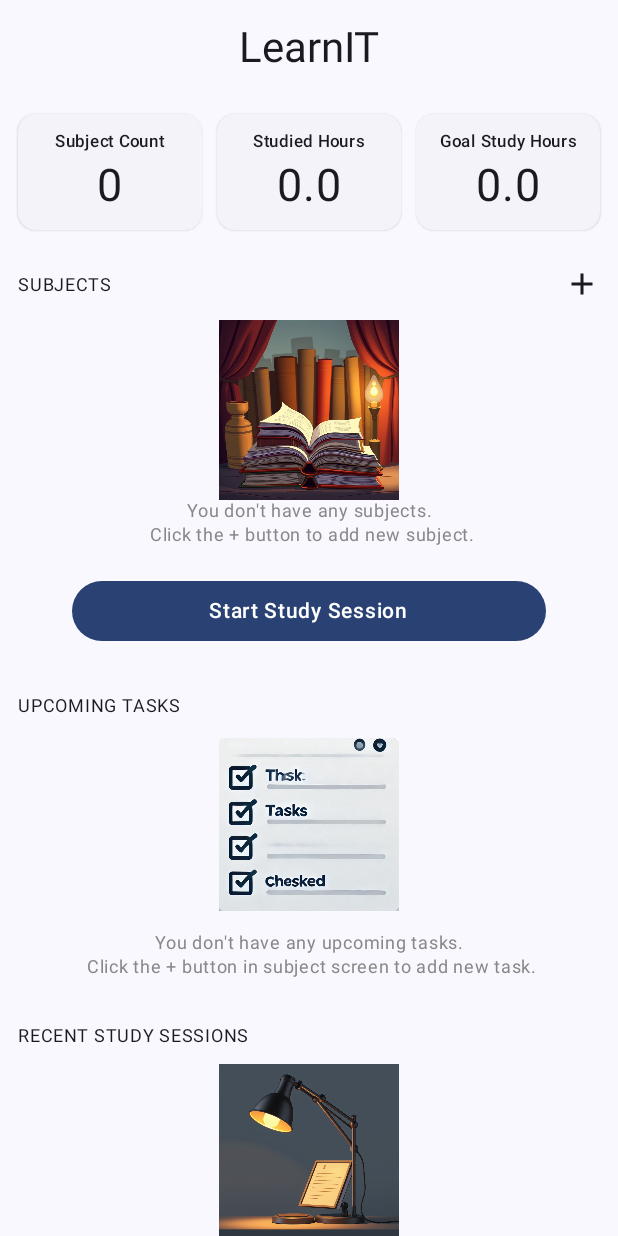
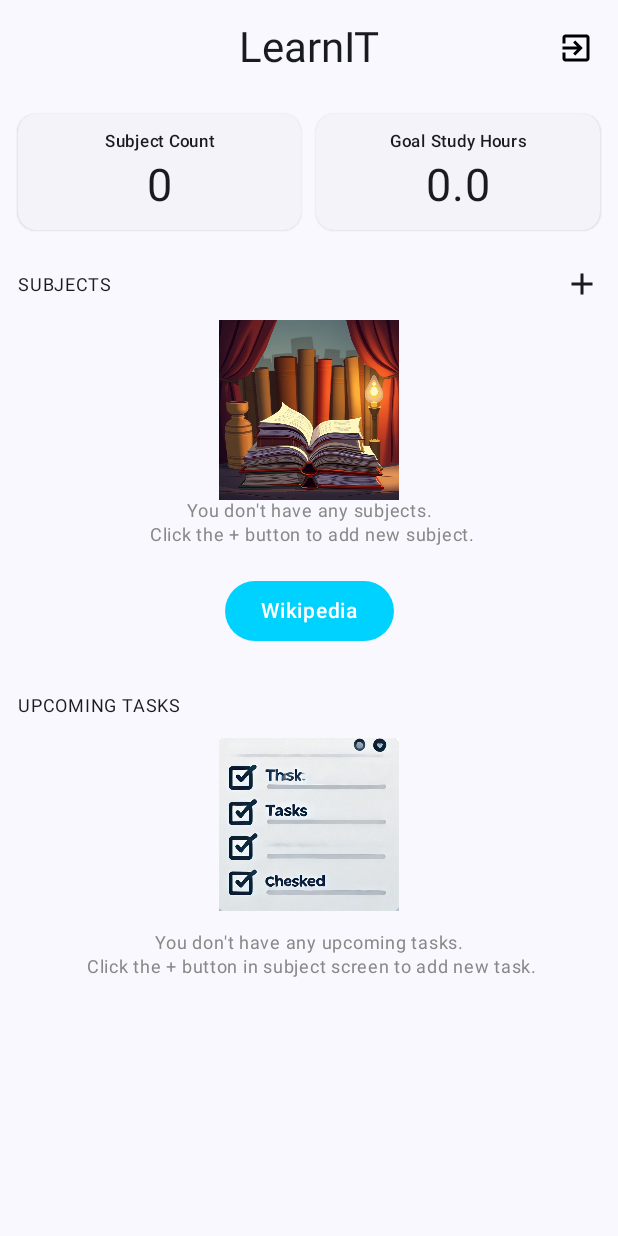
Before and after one commit to Lashman-singh/learnit-app, an Android app built with Jetpack Compose: the composable DashboardScreenRoute shown on its own in the app's theme, on a phone screen of 412 x 824 dp. Run offline under Robolectric (Android 15) with nearby library versions, the light colour scheme and no system bars; our stand-ins replace Dagger/Hilt's generated code, Firebase (no records; nobody signed in at launch, a user with empty details on screens opened directly), Room's generated code; 6 statements that could not run were skipped.

Commit message:
Updated Wikipedia button and remvoed session

```diff
--- a/app/src/main/java/np/com/lashman/learnit/presentation/dashboard/DashboardScreen.kt
+++ b/app/src/main/java/np/com/lashman/learnit/presentation/dashboard/DashboardScreen.kt
@@ -17,7 +17,9 @@ import androidx.compose.foundation.lazy.LazyRow
 import androidx.compose.foundation.lazy.items
 import androidx.compose.material.icons.Icons
 import androidx.compose.material.icons.filled.Add
+import androidx.compose.material.icons.filled.ExitToApp
 import androidx.compose.material3.Button
+import androidx.compose.material3.ButtonDefaults
 import androidx.compose.material3.CenterAlignedTopAppBar
 import androidx.compose.material3.ExperimentalMaterial3Api
 import androidx.compose.material3.Icon
@@ -42,6 +44,7 @@ import androidx.compose.ui.text.style.TextAlign
 import androidx.compose.ui.unit.dp
 import androidx.hilt.navigation.compose.hiltViewModel
 import androidx.lifecycle.compose.collectAsStateWithLifecycle
+import com.google.firebase.auth.FirebaseAuth
 import np.com.lashman.learnit.presentation.subject.SubjectScreenNavArgs
 import np.com.lashman.learnit.presentation.task.TaskScreenNavArgs
 import np.com.lashman.learnit.util.SnackbarEvent
@@ -60,9 +63,12 @@ import np.com.lashman.learnit.presentation.components.DeleteDialog
 import np.com.lashman.learnit.presentation.components.SubjectCard
 import np.com.lashman.learnit.presentation.components.studySessionsList
 import np.com.lashman.learnit.presentation.components.tasksList
+import np.com.lashman.learnit.presentation.destinations.DashboardScreenRouteDestination
 import np.com.lashman.learnit.presentation.destinations.SessionScreenRouteDestination
+import np.com.lashman.learnit.presentation.destinations.SignInScreenDestination
 import np.com.lashman.learnit.presentation.destinations.SubjectScreenRouteDestination
 import np.com.lashman.learnit.presentation.destinations.TaskScreenRouteDestination
+import np.com.lashman.learnit.presentation.destinations.WikipediaScreenDestination
 
 @RootNavGraph(start = true)
 @Destination
@@ -70,7 +76,13 @@ import np.com.lashman.learnit.presentation.destinations.TaskScreenRouteDestinati
 fun DashboardScreenRoute(
     navigator: DestinationsNavigator
 ) {
+    val auth = FirebaseAuth.getInstance()
+    val currentUser = auth.currentUser
 
+    if (currentUser == null) {
+        // If user is not authenticated, navigate to Sign-In screen
+        navigator.navigate(SignInScreenDestination())
+    } else {
         val viewModel: DashboardViewModel = hiltViewModel()
         val state by viewModel.state.collectAsStateWithLifecycle()
         val tasks by viewModel.tasks.collectAsStateWithLifecycle()
@@ -79,9 +91,14 @@ fun DashboardScreenRoute(
         DashboardScreen(
             state = state,
             tasks = tasks,
-        recentSessions = recentSessions,
             onEvent = viewModel::onEvent,
             snackbarEvent = viewModel.snackbarEventFlow,
+            onSignOut = {
+                auth.signOut()
+                navigator.navigate(SignInScreenDestination()) {
+                    popUpTo(DashboardScreenRouteDestination.route) { inclusive = true }
+                }
+            },
             onSubjectCardClick = { subjectId ->
                 subjectId?.let {
                     val navArg = SubjectScreenNavArgs(subjectId = subjectId)
@@ -92,25 +109,24 @@ fun DashboardScreenRoute(
                 val navArg = TaskScreenNavArgs(taskId = taskId, subjectId = null)
                 navigator.navigate(TaskScreenRouteDestination(navArgs = navArg))
             },
-        onStartSessionButtonClick = {
-            navigator.navigate(SessionScreenRouteDestination())
+            onWikiButtonClick = {
+                navigator.navigate(WikipediaScreenDestination())
             }
         )
     }
-
+}
 
 @Composable
 private fun DashboardScreen(
     state: DashboardState,
     tasks: List<Task>,
-    recentSessions: List<Session>,
     onEvent: (DashboardEvent) -> Unit,
     snackbarEvent: SharedFlow<SnackbarEvent>,
+    onSignOut: () -> Unit,
     onSubjectCardClick: (Int?) -> Unit,
     onTaskCardClick: (Int?) -> Unit,
-    onStartSessionButtonClick: () -> Unit
+    onWikiButtonClick: () -> Unit
 ) {
-
     var isAddSubjectDialogOpen by rememberSaveable { mutableStateOf(false) }
     var isDeleteSessionDialogOpen by rememberSaveable { mutableStateOf(false) }
 
@@ -125,7 +141,6 @@ private fun DashboardScreen(
                         duration = event.duration
                     )
                 }
-
                 SnackbarEvent.NavigateUp -> {}
             }
         }
@@ -160,7 +175,7 @@ private fun DashboardScreen(
 
     Scaffold(
         snackbarHost = { SnackbarHost(hostState = snackbarHostState) },
-        topBar = { DashboardScreenTopBar() }
+        topBar = { DashboardScreenTopBar(onSignOut = onSignOut) }
     ) { paddingValues ->
         LazyColumn(
             modifier = Modifier
@@ -186,13 +201,20 @@ private fun DashboardScreen(
                 )
             }
             item {
-                Button(
-                    onClick = onStartSessionButtonClick,
+                Row(
                     modifier = Modifier
                         .fillMaxWidth()
-                        .padding(horizontal = 48.dp, vertical = 20.dp)
+                        .padding(horizontal = 48.dp, vertical = 20.dp),
+                    horizontalArrangement = Arrangement.SpaceEvenly
                 ) {
-                    Text(text = "Start Study Session")
+                    Button(
+                        onClick = onWikiButtonClick,
+                        colors = ButtonDefaults.buttonColors(
+                            containerColor = Color(0xFF00d2ff)
+                        )
+                    ) {
+                        Text(text = "Wikipedia")
+                    }
                 }
             }
             tasksList(
@@ -206,29 +228,28 @@ private fun DashboardScreen(
             item {
                 Spacer(modifier = Modifier.height(20.dp))
             }
-            studySessionsList(
-                sectionTitle = "RECENT STUDY SESSIONS",
-                emptyListText = "You don't have any recent study sessions.\n " +
-                        "Start a study session to begin recording your progress.",
-                sessions = recentSessions,
-                onDeleteIconClick = {
-                    onEvent(DashboardEvent.OnDeleteSessionButtonClick(it))
-                    isDeleteSessionDialogOpen = true
-                }
-            )
         }
     }
 }
 
 @OptIn(ExperimentalMaterial3Api::class)
 @Composable
-private fun DashboardScreenTopBar() {
+private fun DashboardScreenTopBar(onSignOut: () -> Unit) {
     CenterAlignedTopAppBar(
         title = {
             Text(
                 text = "LearnIT",
                 style = MaterialTheme.typography.headlineMedium
             )
+        },
+        actions = {
+            IconButton(onClick = onSignOut) {
+                Icon(
+                    imageVector = Icons.Filled.ExitToApp,
+                    contentDescription = "Sign Out",
+                    tint = Color.Black
+                )
+            }
         }
     )
 }
@@ -245,12 +266,6 @@ private fun CountCardsSection(
             modifier = Modifier.weight(1f),
             headingText = "Subject Count",
             count = "$subjectCount"
-        )
-        Spacer(modifier = Modifier.width(10.dp))
-        CountCard(
-            modifier = Modifier.weight(1f),
-            headingText = "Studied Hours",
-            count = studiedHours
         )
         Spacer(modifier = Modifier.width(10.dp))
         CountCard(
```
Also changed, not shown: app/src/main/res/drawable/wikipedia.png (added). Lines whose indentation alone changed are shown as unchanged.
